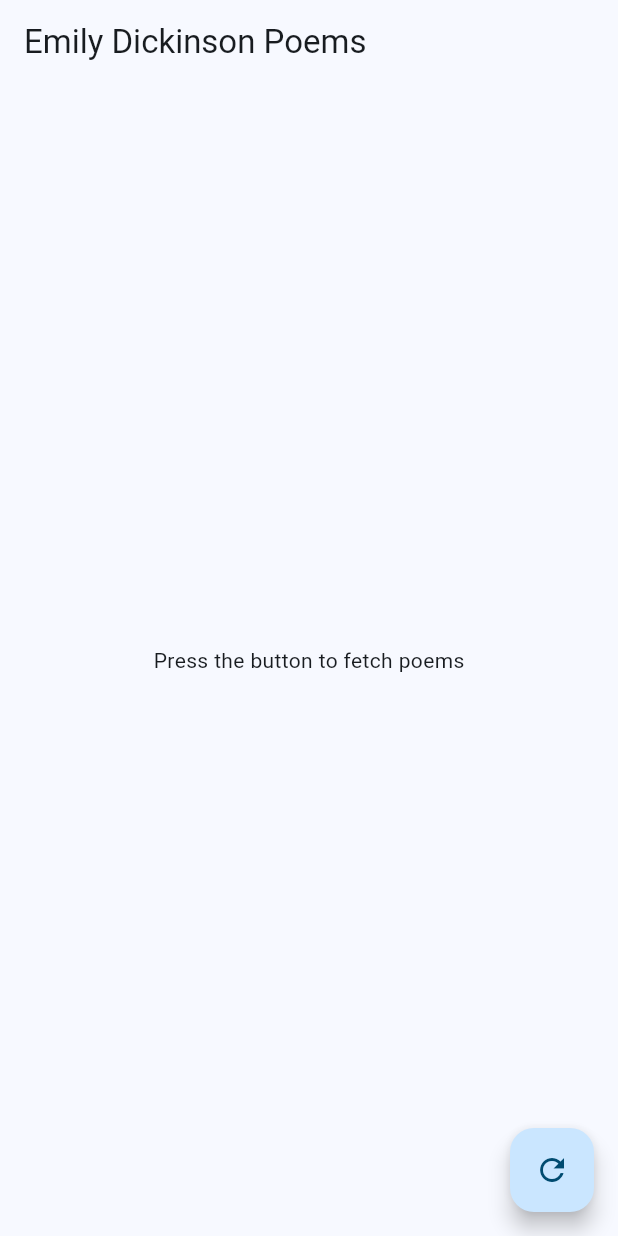
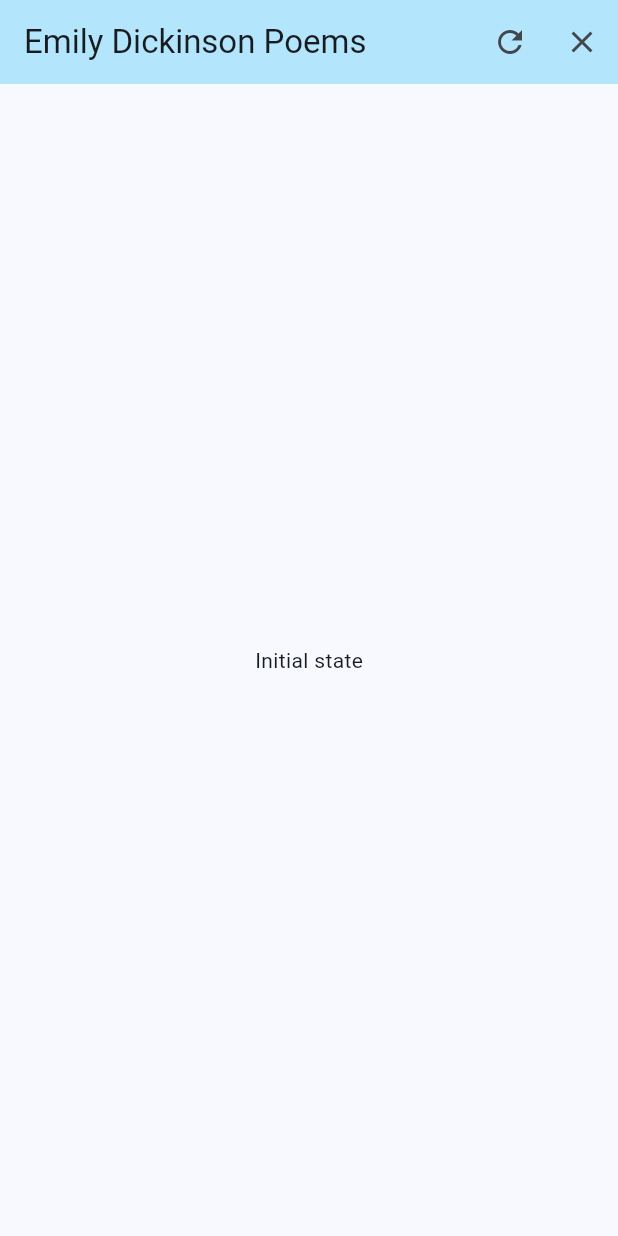
Before and after one commit to Siddiqui145/poem_app, a Flutter app: the screen it shows after launch, on a phone screen of 412 x 824 dp. Run offline on Flutter 3.47's test engine with Material 3 defaults, Android fonts, the phone set to English and light mode, and no system bars; our stand-ins replace flutter_bloc.

Commit message:
added bloc & registered event for close poems fetch

```diff
--- a/lib/src/features/poem/presentation/bloc/poem_event.dart
+++ b/lib/src/features/poem/presentation/bloc/poem_event.dart
@@ -6,3 +6,5 @@ class FetchPoemsEvent extends PoemEvent{
   final String author;
   FetchPoemsEvent(this.author);
 }
+
+class ClosePoemsEvent extends PoemEvent{}
--- a/lib/src/features/poem/presentation/pages/poem_screen.dart
+++ b/lib/src/features/poem/presentation/pages/poem_screen.dart
@@ -11,12 +11,33 @@ class PoemScreen extends StatelessWidget {
   @override
   Widget build(BuildContext context) {
     return Scaffold(
-      appBar: AppBar(title: const Text('Emily Dickinson Poems')),
+      appBar: AppBar(title: const Text('Emily Dickinson Poems'),
+      backgroundColor: Colors.lightBlue.shade100,
+      actions: [
+        IconButton(
+        onPressed: () {
+          context.read<PoemBloc>().add(FetchPoemsEvent('Emily Dickinson'));
+        },
+        icon: const Icon(Icons.refresh),
+      ),
+
+        IconButton(
+        onPressed: () {
+          context.read<PoemBloc>().add(ClosePoemsEvent());
+        },
+        icon: const Icon(Icons.close),
+      ),
+
+      ],),
       body: BlocBuilder<PoemBloc, PoemState>(
         builder: (context, state) {
           if (state is PoemLoading) {
             return const Center(child: CircularProgressIndicator());
-          } else if (state is PoemLoaded) {
+          }
+          else if (state is PoemInitial){
+            return const Center(child: Text("Initial state"));
+          }
+           else if (state is PoemLoaded) {
             return ListView.builder(
               itemCount: state.poems.length,
               itemBuilder: (context, index) {
@@ -33,12 +54,7 @@ class PoemScreen extends StatelessWidget {
           return const Center(child: Text('Press the button to fetch poems'));
         },
       ),
-      floatingActionButton: FloatingActionButton(
-        onPressed: () {
-          context.read<PoemBloc>().add(FetchPoemsEvent('Emily Dickinson'));
-        },
-        child: const Icon(Icons.refresh),
-      ),
+
     );
   }
 }
```
Also changed, not shown: lib/src/features/poem/presentation/bloc/poem_bloc.dart (+10 -0 lines).
